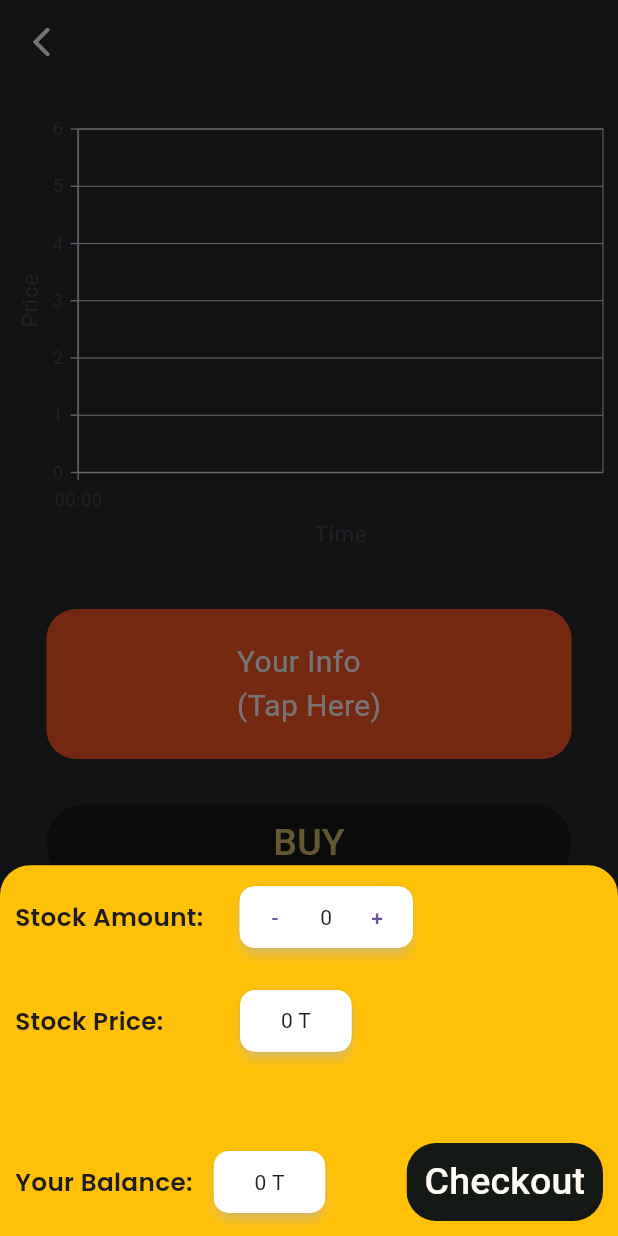
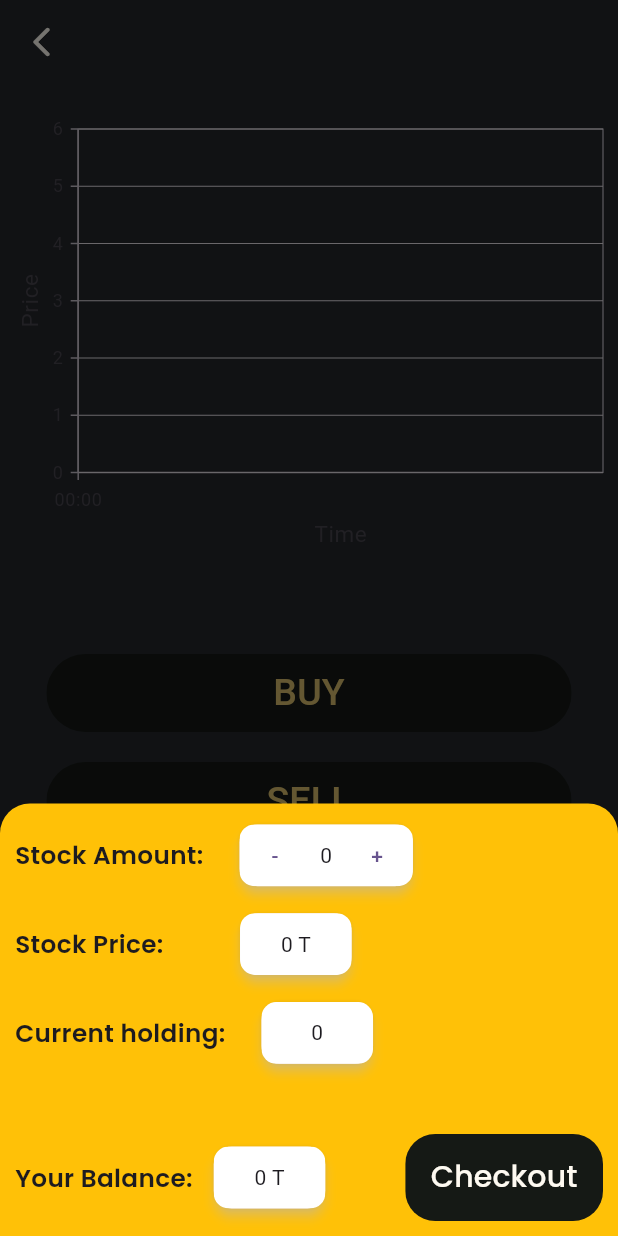
Before and after one commit to abhidhadke/fintech, a Flutter app: the StocksScreen screen opened directly with empty values, after a tap on "BUY", on a phone screen of 412 x 824 dp. Run offline on Flutter 3.47's test engine with Material 2 defaults, Android fonts, the phone set to English and light mode, and no system bars; our stand-ins replace cloud_firestore, firebase_auth, firebase_core, firebase_messaging, flutter_local_notifications, google_fonts and 3 more; missing offline and left inert: dart:ffi; accounts and stored records are empty; statements that could not run were skipped.

Commit message:
fixed adding stocks bugs and stocks UI screen

```diff
--- a/lib/screens/Stocks/components/bottomSheeet.dart
+++ b/lib/screens/Stocks/components/bottomSheeet.dart
@@ -5,8 +5,9 @@ import '../../../network/model/users.dart';
 import 'buyCOunter.dart';
 
 openBottomSheet(BuildContext context, BoxConstraints constraints, int cnt,
-    bool isBuy, String stockName, int stockPrice) {
+    bool isBuy, String stockName, int stockPrice, int currentAmt) {
   bool isLoading = false;
+
   return isBuy
       ? showModalBottomSheet(
           elevation: 10,
@@ -20,7 +21,7 @@ openBottomSheet(BuildContext context, BoxConstraints constraints, int cnt,
                 builder: (context, StateSetter setState) {
                   return Container(
                       width: constraints.maxWidth,
-                      height: constraints.maxHeight * 0.3,
+                      height: constraints.maxHeight * 0.35,
                       color: Colors.transparent,
                       child: Column(mainAxisSize: MainAxisSize.min, children: [
                         Row(
@@ -52,7 +53,7 @@ openBottomSheet(BuildContext context, BoxConstraints constraints, int cnt,
                             ),
                           ]
                               .map((e) => Padding(
-                                    padding: const EdgeInsets.all(10.0),
+                                    padding: const EdgeInsets.only(left: 10,right: 10,top: 10),
                                     child: e,
                                   ))
                               .toList(),
@@ -84,9 +85,39 @@ openBottomSheet(BuildContext context, BoxConstraints constraints, int cnt,
                                         )))),
                           ]
                               .map((e) => Padding(
-                                    padding: const EdgeInsets.all(10.0),
+                                    padding: const EdgeInsets.only(left: 10,right: 10,top: 10),
                                     child: e,
                                   ))
+                              .toList(),
+                        ),
+                        Row(
+                          children: [
+                            Text(
+                              'Current holding:',
+                              style: GoogleFonts.poppins(
+                                  fontSize: constraints.maxWidth * 0.04,
+                                  fontWeight: FontWeight.w600),
+                            ),
+
+                            SizedBox(
+                                width: constraints.maxWidth * 0.2,
+                                child: Card(
+                                    elevation: 3,
+                                    shadowColor: secondary,
+                                    child: ClipRRect(
+                                        borderRadius: BorderRadius.circular(10),
+                                        child: Container(
+                                          width: constraints.maxWidth * 0.02,
+                                          height: constraints.maxWidth * 0.1,
+                                          alignment: Alignment.center,
+                                          color: Colors.white,
+                                          child: Text('$currentAmt'),
+                                        )))),
+                          ]
+                              .map((e) => Padding(
+                            padding: const EdgeInsets.only(left: 10,right: 10,top: 10),
+                            child: e,
+                          ))
                               .toList(),
                         ),
                         const Spacer(),
@@ -122,6 +153,7 @@ openBottomSheet(BuildContext context, BoxConstraints constraints, int cnt,
                               borderRadius:
                                   const BorderRadius.all(Radius.circular(20.0)),
                               child: Container(
+                                padding: const EdgeInsets.all(5),
                                 //width: length.width,
                                 color: bgPrimary,
                                 child: TextButton(
@@ -138,12 +170,12 @@ openBottomSheet(BuildContext context, BoxConstraints constraints, int cnt,
                                       }
                                     },
                                     //buyStocks(widget.stockName, cnt, widget.stockPrice),
-                                    child: const Text(
+                                    child: isLoading ? const CircularProgressIndicator() : Text(
                                       'Checkout',
-                                      style: TextStyle(
+                                      style: GoogleFonts.poppins(
                                         color: secondary,
-                                        fontSize: 25,
-                                      ),
+                                        fontSize: 20,
+                                      )
                                     )),
                               ),
                             )
@@ -164,7 +196,7 @@ openBottomSheet(BuildContext context, BoxConstraints constraints, int cnt,
                 builder: (context, StateSetter setState) {
                   return Container(
                       width: constraints.maxWidth,
-                      height: constraints.maxHeight * 0.3,
+                      height: constraints.maxHeight * 0.35,
                       color: Colors.transparent,
                       child: Column(mainAxisSize: MainAxisSize.min, children: [
                         Row(
@@ -236,6 +268,36 @@ openBottomSheet(BuildContext context, BoxConstraints constraints, int cnt,
                                   ))
                               .toList(),
                         ),
+                        Row(
+                          children: [
+                            Text(
+                              'Current holding:',
+                              style: GoogleFonts.poppins(
+                                  fontSize: constraints.maxWidth * 0.04,
+                                  fontWeight: FontWeight.w600),
+                            ),
+
+                            SizedBox(
+                                width: constraints.maxWidth * 0.2,
+                                child: Card(
+                                    elevation: 3,
+                                    shadowColor: secondary,
+                                    child: ClipRRect(
+                                        borderRadius: BorderRadius.circular(10),
+                                        child: Container(
+                                          width: constraints.maxWidth * 0.02,
+                                          height: constraints.maxWidth * 0.1,
+                                          alignment: Alignment.center,
+                                          color: Colors.white,
+                                          child: Text('$currentAmt'),
+                                        )))),
+                          ]
+                              .map((e) => Padding(
+                            padding: const EdgeInsets.only(left: 10,right: 10,top: 10),
+                            child: e,
+                          ))
+                              .toList(),
+                        ),
                         const Spacer(),
                         Padding(
                           padding: const EdgeInsets.all(10.0),
@@ -269,6 +331,7 @@ openBottomSheet(BuildContext context, BoxConstraints constraints, int cnt,
                               borderRadius:
                                   const BorderRadius.all(Radius.circular(20.0)),
                               child: Container(
+                                padding: const EdgeInsets.all(5),
                                 //width: length.width,
                                 color: bgPrimary,
                                 child: TextButton(
@@ -285,12 +348,12 @@ openBottomSheet(BuildContext context, BoxConstraints constraints, int cnt,
                                       }
                                     },
                                     //buyStocks(widget.stockName, cnt, widget.stockPrice),
-                                    child: isLoading ? const CircularProgressIndicator() : const Text(
+                                    child: isLoading ? const CircularProgressIndicator() : Text(
                                       'Checkout',
-                                      style: TextStyle(
+                                      style: GoogleFonts.poppins(
                                         color: secondary,
-                                        fontSize: 25,
-                                      ),
+                                        fontSize: 20,
+                                      )
                                     )),
                               ),
                             )
@@ -299,4 +362,5 @@ openBottomSheet(BuildContext context, BoxConstraints constraints, int cnt,
                       ]));
                 },
               ));
+
 }
--- a/lib/screens/Stocks/stock_screeen.dart
+++ b/lib/screens/Stocks/stock_screeen.dart
@@ -28,11 +28,13 @@ class _StocksScreenState extends State<StocksScreen>
   late Animation _animation;
   List<ChartData> chartData = <ChartData>[];
   int cnt = 0;
+  int amount = 0;
 
   @override
   void initState() {
     // TODO: implement initState
     getDataFromFireStore();
+    amount = checkCount(widget.stockName);
     super.initState();
     _controller =
         AnimationController(vsync: this, duration: const Duration(seconds: 1));
@@ -101,73 +103,73 @@ class _StocksScreenState extends State<StocksScreen>
               const SizedBox(
                 height: 30,
               ),
-              Transform(
-                alignment: FractionalOffset.center,
-                transform: Matrix4.identity()
-                  ..setEntry(3, 2, 0.0015)
-                  ..rotateX(pi * _animation.value),
-                child: Container(
-                  decoration: const BoxDecoration(
-                      borderRadius: BorderRadius.all(Radius.circular(20.0))),
-                  child: _animation.value <= 0.5
-                      ? InkWell(
-                          onTap: () {
-                            _controller.forward();
-                          },
-                          child: Container(
-                              decoration: const BoxDecoration(
-                                borderRadius:
-                                    BorderRadius.all(Radius.circular(20.0)),
-                                color: Colors.deepOrange,
-                              ),
-                              width: constraints.maxWidth * 0.85,
-                              height: 100,
-                              child: const Center(
-                                  child: Text(
-                                'Your Info\n(Tap Here)',
-                                style: TextStyle(
-                                    fontSize: 20, color: Colors.white),
-                              ))),
-                        )
-                      : InkWell(
-                          onTap: () {
-                            _controller.reverse();
-                          },
-                          child: Container(
-                              decoration: const BoxDecoration(
-                                borderRadius:
-                                    BorderRadius.all(Radius.circular(20.0)),
-                                color: Colors.deepOrange,
-                              ),
-                              width: constraints.maxWidth * 0.85,
-                              height: 100,
-                              //color: Colors.deepOrange,
-                              child: Transform(
-                                alignment: Alignment.center,
-                                transform: Matrix4.rotationY(pi),
-                                child: const RotatedBox(
-                                  quarterTurns: 2,
-                                  child: Center(
-                                    child: Text(
-                                      'You own xxx amount of yyy stock amounting to zzz fs',
-                                      textAlign: TextAlign.center,
-                                      style: TextStyle(
-                                          fontSize: 20, color: Colors.white),
-                                    ),
-                                  ),
-                                ),
-                              )),
-                        ),
-                ),
-              ),
+              // Transform(
+              //   alignment: FractionalOffset.center,
+              //   transform: Matrix4.identity()
+              //     ..setEntry(3, 2, 0.0015)
+              //     ..rotateX(pi * _animation.value),
+              //   child: Container(
+              //     decoration: const BoxDecoration(
+              //         borderRadius: BorderRadius.all(Radius.circular(20.0))),
+              //     child: _animation.value <= 0.5
+              //         ? InkWell(
+              //             onTap: () {
+              //               _controller.forward();
+              //             },
+              //             child: Container(
+              //                 decoration: const BoxDecoration(
+              //                   borderRadius:
+              //                       BorderRadius.all(Radius.circular(20.0)),
+              //                   color: Colors.deepOrange,
+              //                 ),
+              //                 width: constraints.maxWidth * 0.85,
+              //                 height: 100,
+              //                 child: const Center(
+              //                     child: Text(
+              //                   'Your Info\n(Tap Here)',
+              //                   style: TextStyle(
+              //                       fontSize: 20, color: Colors.white),
+              //                 ))),
+              //           )
+              //         : InkWell(
+              //             onTap: () {
+              //               _controller.reverse();
+              //             },
+              //             child: Container(
+              //                 decoration: const BoxDecoration(
+              //                   borderRadius:
+              //                       BorderRadius.all(Radius.circular(20.0)),
+              //                   color: Colors.deepOrange,
+              //                 ),
+              //                 width: constraints.maxWidth * 0.85,
+              //                 height: 100,
+              //                 //color: Colors.deepOrange,
+              //                 child: Transform(
+              //                   alignment: Alignment.center,
+              //                   transform: Matrix4.rotationY(pi),
+              //                   child: const RotatedBox(
+              //                     quarterTurns: 2,
+              //                     child: Center(
+              //                       child: Text(
+              //                         'You own xxx amount of yyy stock amounting to zzz fs',
+              //                         textAlign: TextAlign.center,
+              //                         style: TextStyle(
+              //                             fontSize: 20, color: Colors.white),
+              //                       ),
+              //                     ),
+              //                   ),
+              //                 )),
+              //           ),
+              //   ),
+              // ),
               const SizedBox(
                 height: 30,
               ),
               RoundedButton(
                 text: 'BUY',
-                press: () {
+                press: () async {
                   openBottomSheet(context, constraints, cnt, true,
-                      widget.stockName, widget.stockPrice);
+                      widget.stockName, widget.stockPrice, amount);
                 },
                 color: bgPrimary,
                 textColor: btnColor,
@@ -178,9 +180,9 @@ class _StocksScreenState extends State<StocksScreen>
               ),
               RoundedButton(
                 text: 'SELL',
-                press: () {
+                press: () async {
                   openBottomSheet(context, constraints, cnt, false,
-                      widget.stockName, widget.stockPrice);
+                      widget.stockName, widget.stockPrice, amount);
                 },
                 color: bgPrimary,
                 textColor: btnColor,
```
Also changed, not shown: lib/network/model/users.dart (+14 -22 lines).
